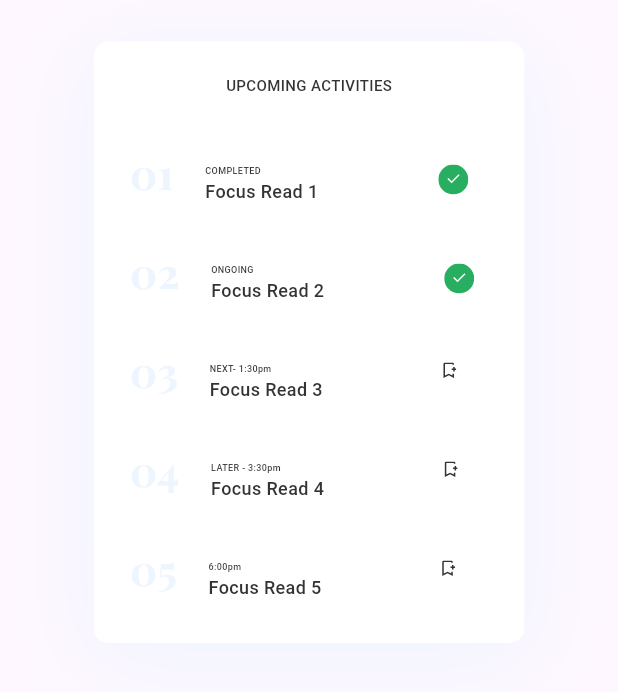
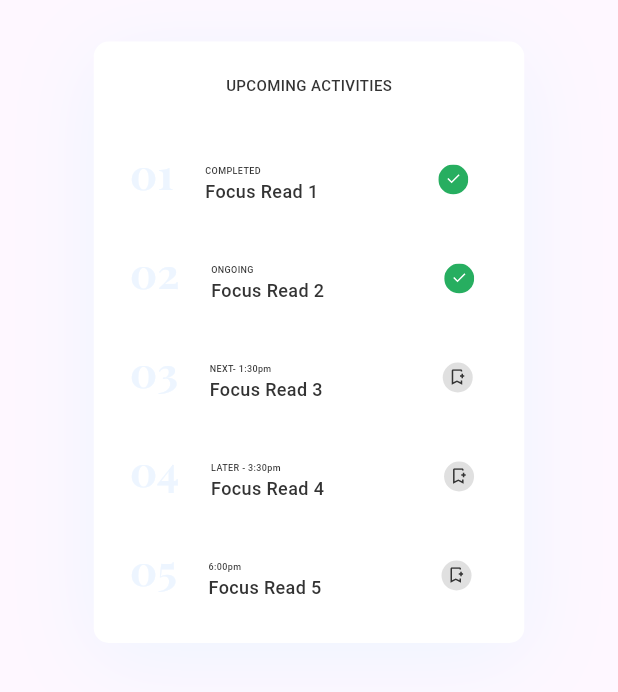
Before and after one commit to emjaycodes/STUDEASY-UI, a Flutter app: the HomeScreen screen opened by its route, on a phone screen of 412 x 824 dp, the part 254-946 px from its top. Run offline on Flutter 3.47's test engine with Material 2 defaults, Android fonts, the phone set to English and light mode, and no system bars; our stand-ins replace flutter_svg, google_fonts.

Commit message:
home screen

```diff
--- a/lib/screens/home/home_screen.dart
+++ b/lib/screens/home/home_screen.dart
@@ -78,18 +78,36 @@ class HomeScreen extends StatelessWidget {
               ),
               child: Column(
                 children: [
-                  SizedBox(height: 22,),
+                  const SizedBox(height: 22,),
                   Text('UPCOMING ACTIVITIES', style: GoogleFonts.roboto(
                     fontWeight: FontWeight.w500,
                     fontSize: 10,
                     color: AppColor.gray,
                   ),),
-                  SizedBox(height: 31,),
+                  const SizedBox(height: 31,),
                   TaskTile(num: '01', status: 'COMPLETED', task: 'Focus Read 1', icon: SvgPicture.asset(ImageAssets.tick),),
                   TaskTile(num: '02', status: 'ONGOING', task: 'Focus Read 2', icon: SvgPicture.asset(ImageAssets.tick),),
-                  TaskTile(num: '03', status: 'NEXT- 1:30pm', task: 'Focus Read 3', icon: SvgPicture.asset(ImageAssets.bookmark),),
-                  TaskTile(num: '04', status: 'LATER - 3:30pm', task: 'Focus Read 4', icon: SvgPicture.asset(ImageAssets.bookmark),),
-                  TaskTile(num: '05', status: '6:00pm', task: 'Focus Read 5', icon: SvgPicture.asset(ImageAssets.bookmark),),
+                  TaskTile(num: '03', status: 'NEXT- 1:30pm', task: 'Focus Read 3', icon: Container(
+                    height: 20,
+                    width: 20,
+                    decoration: const BoxDecoration(shape: BoxShape.circle,
+                    color: AppColor.gray5
+                    ),
+                    child: Center(child: SvgPicture.asset(ImageAssets.bookmark))),),
+                  TaskTile(num: '04', status: 'LATER - 3:30pm', task: 'Focus Read 4', icon: Container(
+                    height: 20,
+                    width: 20,
+                    decoration: const BoxDecoration(shape: BoxShape.circle,
+                    color: AppColor.gray5
+                    ),
+                    child: Center(child: SvgPicture.asset(ImageAssets.bookmark))),),
+                  TaskTile(num: '05', status: '6:00pm', task: 'Focus Read 5', icon: Container(
+                    height: 20,
+                    width: 20,
+                    decoration: const BoxDecoration(shape: BoxShape.circle,
+                    color: AppColor.gray5
+                    ),
+                    child: Center(child: SvgPicture.asset(ImageAssets.bookmark))),),
                 ],
               )
             )
```
